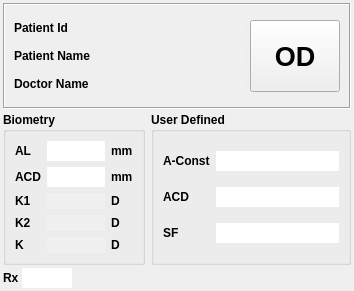
Before: the Qt Designer form calculator_patient.ui in siborion/siborion_american_scan, drawn with Qt 5.
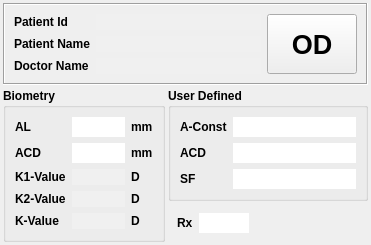
After: the same form once the commit is applied. Custom widgets are drawn as their Qt base class.

Diff of the .ui file:
```diff
--- a/calculator_patient.ui
+++ b/calculator_patient.ui
@@ -6,14 +6,14 @@
    <rect>
     <x>0</x>
     <y>0</y>
-    <width>354</width>
-    <height>291</height>
+    <width>371</width>
+    <height>229</height>
    </rect>
   </property>
   <property name="windowTitle">
    <string>Form</string>
   </property>
-  <layout class="QGridLayout" name="gridLayout" columnstretch="3,0,0">
+  <layout class="QGridLayout" name="gridLayout" columnstretch="3,0">
    <property name="leftMargin">
     <number>3</number>
    </property>
@@ -29,191 +29,7 @@
    <property name="spacing">
     <number>3</number>
    </property>
-   <item row="1" column="0">
-    <widget class="QGroupBox" name="groupBox">
-     <property name="font">
-      <font>
-       <family>Arial</family>
-       <weight>75</weight>
-       <bold>true</bold>
-      </font>
-     </property>
-     <property name="title">
-      <string>Biometry</string>
-     </property>
-     <layout class="QGridLayout" name="gridLayout_5">
-      <item row="2" column="1">
-       <widget class="leAddZero" name="leK1">
-        <property name="enabled">
-         <bool>true</bool>
-        </property>
-        <property name="styleSheet">
-         <string notr="true">background-color: rgb(240, 240, 240);</string>
-        </property>
-        <property name="frame">
-         <bool>false</bool>
-        </property>
-        <property name="readOnly">
-         <bool>true</bool>
-        </property>
-       </widget>
-      </item>
-      <item row="0" column="0">
-       <widget class="QLabel" name="label_4">
-        <property name="font">
-         <font>
-          <weight>75</weight>
-          <bold>true</bold>
-         </font>
-        </property>
-        <property name="text">
-         <string>AL</string>
-        </property>
-       </widget>
-      </item>
-      <item row="1" column="0">
-       <widget class="QLabel" name="label_8">
-        <property name="font">
-         <font>
-          <weight>75</weight>
-          <bold>true</bold>
-         </font>
-        </property>
-        <property name="text">
-         <string>ACD</string>
-        </property>
-       </widget>
-      </item>
-      <item row="3" column="1">
-       <widget class="leAddZero" name="leK2">
-        <property name="enabled">
-         <bool>true</bool>
-        </property>
-        <property name="styleSheet">
-         <string notr="true">background-color: rgb(240, 240, 240);</string>
-        </property>
-        <property name="frame">
-         <bool>false</bool>
-        </property>
-        <property name="readOnly">
-         <bool>true</bool>
-        </property>
-       </widget>
-      </item>
-      <item row="4" column="0">
-       <widget class="QLabel" name="label_7">
-        <property name="font">
-         <font>
-          <weight>75</weight>
-          <bold>true</bold>
-         </font>
-        </property>
-        <property name="text">
-         <string>K</string>
-        </property>
-       </widget>
-      </item>
-      <item row="2" column="0">
-       <widget class="QLabel" name="label_5">
-        <property name="font">
-         <font>
-          <weight>75</weight>
-          <bold>true</bold>
-         </font>
-        </property>
-        <property name="text">
-         <string>K1</string>
-        </property>
-       </widget>
-      </item>
-      <item row="3" column="0">
-       <widget class="QLabel" name="label_6">
-        <property name="font">
-         <font>
-          <weight>75</weight>
-          <bold>true</bold>
-         </font>
-        </property>
-        <property name="text">
-         <string>K2</string>
-        </property>
-       </widget>
-      </item>
-      <item row="4" column="1">
-       <widget class="leAddZero" name="leK">
-        <property name="enabled">
-         <bool>true</bool>
-        </property>
-        <property name="styleSheet">
-         <string notr="true">background-color: rgb(240, 240, 240);</string>
-        </property>
-        <property name="frame">
-         <bool>false</bool>
-        </property>
-        <property name="readOnly">
-         <bool>true</bool>
-        </property>
-       </widget>
-      </item>
-      <item row="1" column="1">
-       <widget class="QLineEdit" name="leACD_measure">
-        <property name="enabled">
-         <bool>true</bool>
-        </property>
-        <property name="frame">
-         <bool>false</bool>
-        </property>
-       </widget>
-      </item>
-      <item row="0" column="1">
-       <widget class="leAddZero" name="leAL_measure">
-        <property name="enabled">
-         <bool>true</bool>
-        </property>
-        <property name="frame">
-         <bool>false</bool>
-        </property>
-       </widget>
-      </item>
-      <item row="0" column="2">
-       <widget class="QLabel" name="label_9">
-        <property name="text">
-         <string>mm</string>
-        </property>
-       </widget>
-      </item>
-      <item row="1" column="2">
-       <widget class="QLabel" name="label_10">
-        <property name="text">
-         <string>mm</string>
-        </property>
-       </widget>
-      </item>
-      <item row="2" column="2">
-       <widget class="QLabel" name="lK1Unit">
-        <property name="text">
-         <string>D</string>
-        </property>
-       </widget>
-      </item>
-      <item row="3" column="2">
-       <widget class="QLabel" name="lK2Unit">
-        <property name="text">
-         <string>D</string>
-        </property>
-       </widget>
-      </item>
-      <item row="4" column="2">
-       <widget class="QLabel" name="lKUnit">
-        <property name="text">
-         <string>D</string>
-        </property>
-       </widget>
-      </item>
-     </layout>
-    </widget>
-   </item>
-   <item row="0" column="0" colspan="3">
+   <item row="0" column="0" colspan="2">
     <widget class="QFrame" name="frame">
      <property name="font">
       <font>
@@ -351,7 +167,7 @@
      </layout>
     </widget>
    </item>
-   <item row="1" column="2">
+   <item row="1" column="1" rowspan="2">
     <widget class="QGroupBox" name="groupBox_4">
      <property name="font">
       <font>
@@ -427,55 +243,251 @@
      </layout>
     </widget>
    </item>
-   <item row="2" column="0" colspan="3">
-    <layout class="QHBoxLayout" name="horizontalLayout">
+   <item row="3" column="1">
+    <layout class="QHBoxLayout" name="horizontalLayout_3">
      <item>
-      <widget class="QLabel" name="label_15">
-       <property name="font">
-        <font>
-         <weight>75</weight>
-         <bold>true</bold>
-        </font>
+      <widget class="QFrame" name="frame_2">
+       <property name="frameShape">
+        <enum>QFrame::NoFrame</enum>
        </property>
-       <property name="text">
-        <string>Rx</string>
+       <property name="frameShadow">
+        <enum>QFrame::Raised</enum>
        </property>
+       <layout class="QHBoxLayout" name="horizontalLayout">
+        <item>
+         <widget class="QLabel" name="label_15">
+          <property name="font">
+           <font>
+            <weight>75</weight>
+            <bold>true</bold>
+           </font>
+          </property>
+          <property name="text">
+           <string>Rx</string>
+          </property>
+         </widget>
+        </item>
+        <item>
+         <widget class="QLineEdit" name="leRx_personal">
+          <property name="minimumSize">
+           <size>
+            <width>50</width>
+            <height>0</height>
+           </size>
+          </property>
+          <property name="maximumSize">
+           <size>
+            <width>50</width>
+            <height>16777215</height>
+           </size>
+          </property>
+          <property name="frame">
+           <bool>false</bool>
+          </property>
+         </widget>
+        </item>
+        <item>
+         <spacer name="horizontalSpacer">
+          <property name="orientation">
+           <enum>Qt::Horizontal</enum>
+          </property>
+          <property name="sizeHint" stdset="0">
+           <size>
+            <width>40</width>
+            <height>20</height>
+           </size>
+          </property>
+         </spacer>
+        </item>
+       </layout>
       </widget>
      </item>
-     <item>
-      <widget class="QLineEdit" name="leRx_personal">
-       <property name="minimumSize">
-        <size>
-         <width>50</width>
-         <height>0</height>
-        </size>
-       </property>
-       <property name="maximumSize">
-        <size>
-         <width>50</width>
-         <height>16777215</height>
-        </size>
-       </property>
-       <property name="frame">
-        <bool>false</bool>
-       </property>
-      </widget>
-     </item>
-     <item>
-      <spacer name="horizontalSpacer">
-       <property name="orientation">
-        <enum>Qt::Horizontal</enum>
-       </property>
-       <property name="sizeHint" stdset="0">
-        <size>
-         <width>40</width>
-         <height>20</height>
-        </size>
-       </property>
-      </spacer>
-     </item>
     </layout>
    </item>
+   <item row="1" column="0" rowspan="3">
+    <widget class="QGroupBox" name="groupBox">
+     <property name="font">
+      <font>
+       <family>Arial</family>
+       <weight>75</weight>
+       <bold>true</bold>
+      </font>
+     </property>
+     <property name="title">
+      <string>Biometry</string>
+     </property>
+     <layout class="QGridLayout" name="gridLayout_5">
+      <item row="2" column="1">
+       <widget class="leAddZero" name="leK1">
+        <property name="enabled">
+         <bool>true</bool>
+        </property>
+        <property name="styleSheet">
+         <string notr="true">background-color: rgb(240, 240, 240);</string>
+        </property>
+        <property name="frame">
+         <bool>false</bool>
+        </property>
+        <property name="readOnly">
+         <bool>true</bool>
+        </property>
+       </widget>
+      </item>
+      <item row="0" column="0">
+       <widget class="QLabel" name="label_4">
+        <property name="font">
+         <font>
+          <weight>75</weight>
+          <bold>true</bold>
+         </font>
+        </property>
+        <property name="text">
+         <string>AL</string>
+        </property>
+       </widget>
+      </item>
+      <item row="1" column="0">
+       <widget class="QLabel" name="label_8">
+        <property name="font">
+         <font>
+          <weight>75</weight>
+          <bold>true</bold>
+         </font>
+        </property>
+        <property name="text">
+         <string>ACD</string>
+        </property>
+       </widget>
+      </item>
+      <item row="3" column="1">
+       <widget class="leAddZero" name="leK2">
+        <property name="enabled">
+         <bool>true</bool>
+        </property>
+        <property name="styleSheet">
+         <string notr="true">background-color: rgb(240, 240, 240);</string>
+        </property>
+        <property name="frame">
+         <bool>false</bool>
+        </property>
+        <property name="readOnly">
+         <bool>true</bool>
+        </property>
+       </widget>
+      </item>
+      <item row="4" column="0">
+       <widget class="QLabel" name="label_7">
+        <property name="font">
+         <font>
+          <weight>75</weight>
+          <bold>true</bold>
+         </font>
+        </property>
+        <property name="text">
+         <string>K-Value</string>
+        </property>
+       </widget>
+      </item>
+      <item row="2" column="0">
+       <widget class="QLabel" name="label_5">
+        <property name="font">
+         <font>
+          <weight>75</weight>
+          <bold>true</bold>
+         </font>
+        </property>
+        <property name="text">
+         <string>K1-Value</string>
+        </property>
+       </widget>
+      </item>
+      <item row="3" column="0">
+       <widget class="QLabel" name="label_6">
+        <property name="font">
+         <font>
+          <weight>75</weight>
+          <bold>true</bold>
+         </font>
+        </property>
+        <property name="text">
+         <string>K2-Value</string>
+        </property>
+       </widget>
+      </item>
+      <item row="4" column="1">
+       <widget class="leAddZero" name="leK">
+        <property name="enabled">
+         <bool>true</bool>
+        </property>
+        <property name="styleSheet">
+         <string notr="true">background-color: rgb(240, 240, 240);</string>
+        </property>
+        <property name="frame">
+         <bool>false</bool>
+        </property>
+        <property name="readOnly">
+         <bool>true</bool>
+        </property>
+       </widget>
+      </item>
+      <item row="1" column="1">
+       <widget class="QLineEdit" name="leACD_measure">
+        <property name="enabled">
+         <bool>true</bool>
+        </property>
+        <property name="frame">
+         <bool>false</bool>
+        </property>
+       </widget>
+      </item>
+      <item row="0" column="1">
+       <widget class="leAddZero" name="leAL_measure">
+        <property name="enabled">
+         <bool>true</bool>
+        </property>
+        <property name="frame">
+         <bool>false</bool>
+        </property>
+       </widget>
+      </item>
+      <item row="0" column="2">
+       <widget class="QLabel" name="label_9">
+        <property name="text">
+         <string>mm</string>
+        </property>
+       </widget>
+      </item>
+      <item row="1" column="2">
+       <widget class="QLabel" name="label_10">
+        <property name="text">
+         <string>mm</string>
+        </property>
+       </widget>
+      </item>
+      <item row="2" column="2">
+       <widget class="QLabel" name="lK1Unit">
+        <property name="text">
+         <string>D</string>
+        </property>
+       </widget>
+      </item>
+      <item row="3" column="2">
+       <widget class="QLabel" name="lK2Unit">
+        <property name="text">
+         <string>D</string>
+        </property>
+       </widget>
+      </item>
+      <item row="4" column="2">
+       <widget class="QLabel" name="lKUnit">
+        <property name="text">
+         <string>D</string>
+        </property>
+       </widget>
+      </item>
+     </layout>
+    </widget>
+   </item>
   </layout>
  </widget>
  <customwidgets>
```
